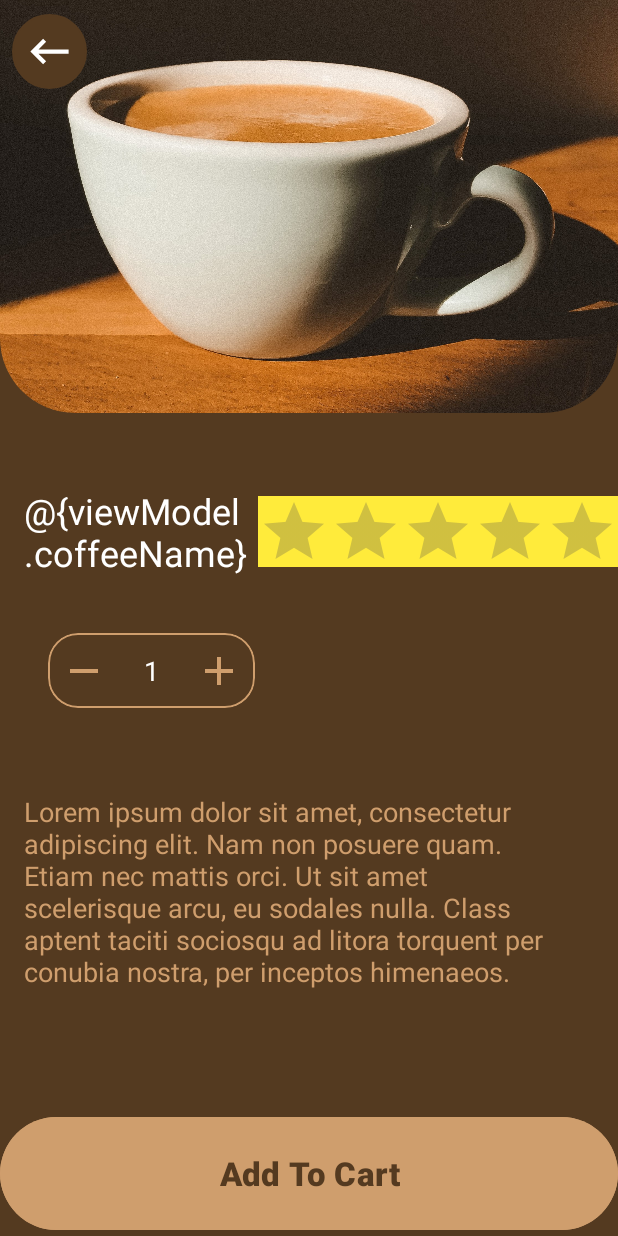
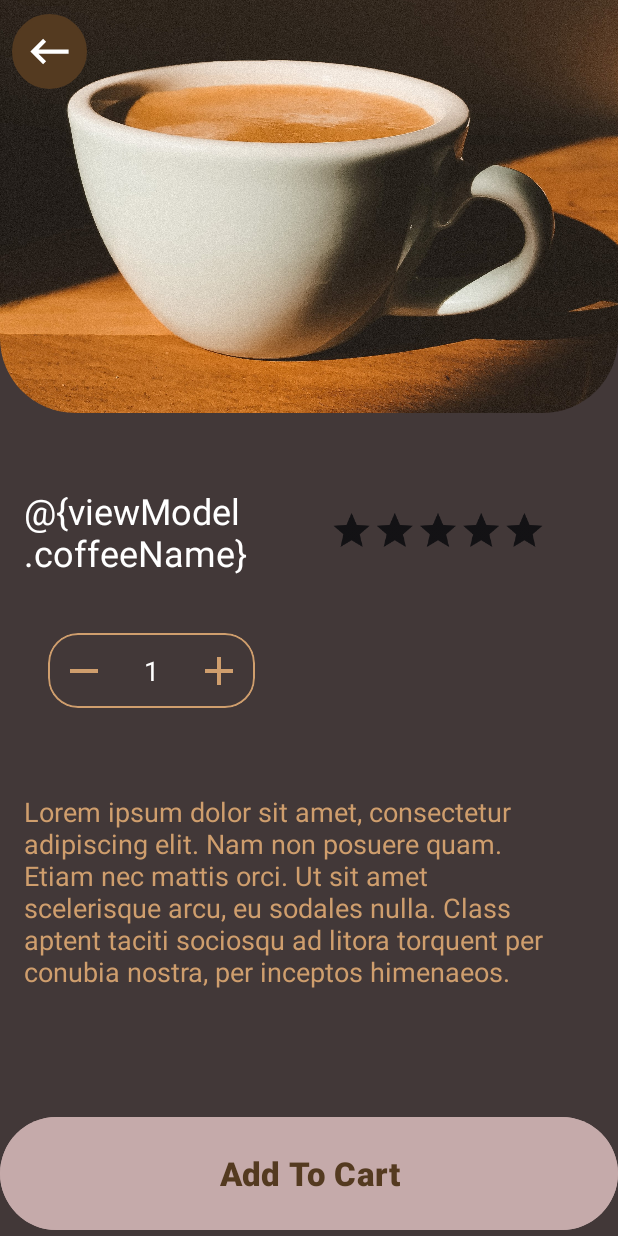
Before and after one commit to ossbk/CaffeeMobile, an Android app: the ProductDetails screen opened directly, with no data from a screen before it, on a phone screen of 412 x 824 dp. Run offline under Robolectric (Android 15) with nearby library versions, the phone set to English and light mode, and no system bars; our stand-ins replace Dagger/Hilt's generated code, Firebase (no records; nobody signed in at launch, a user with empty details on screens opened directly); pictures from the network do not load.

Commit message:
UI changes: Products Details XML File

```diff
--- a/app/build.gradle.kts
+++ b/app/build.gradle.kts
@@ -14,7 +14,7 @@ android {
     defaultConfig {
         applicationId = "com.example.loginform"
         minSdk = 26
-        targetSdk = 34
+        targetSdk = 33
         versionCode = 1
         versionName = "1.0"
 
--- a/app/src/main/java/com/example/loginform/ModelView/CakeListActivity.kt
+++ /dev/null
@@ -1,4 +0,0 @@
-package com.example.loginform.ModelView
-
-class CakeListActivity {
-}
--- a/app/src/main/java/com/example/loginform/ui/authentication/SignInActivity.kt
+++ b/app/src/main/java/com/example/loginform/ui/authentication/SignInActivity.kt
@@ -6,7 +6,6 @@ import android.widget.Toast
 import androidx.activity.viewModels
 import androidx.appcompat.app.AppCompatActivity
 import androidx.lifecycle.lifecycleScope
-import com.example.loginform.ModelView.MainActivity
 import com.example.loginform.data.Resource
 import com.example.loginform.databinding.ActivitySignInBinding
 import com.example.loginform.ui.dialogs.ProgressDialogUtil
--- a/app/src/main/res/layout/activity_product_details.xml
+++ b/app/src/main/res/layout/activity_product_details.xml
@@ -4,7 +4,7 @@
     xmlns:tools="http://schemas.android.com/tools"
     android:layout_width="match_parent"
     android:layout_height="match_parent"
-    android:background="@color/dark_brown"
+    android:background="#E8302625"
     android:clickable="true">
 
     <Button
@@ -12,10 +12,10 @@
         android:layout_width="0dp"
         android:layout_height="75dp"
         android:layout_marginBottom="4dp"
-        android:backgroundTint="@color/light_brown"
+        android:backgroundTint="#C5AAAA"
         android:insetTop="0dp"
         android:insetBottom="0dp"
-         android:text="Add To Cart"
+        android:text="Add To Cart"
         android:textAllCaps="false"
         android:textColor="@color/dark_brown"
         android:textSize="22sp"
@@ -36,21 +36,23 @@
         app:layout_constraintStart_toStartOf="parent"
         app:layout_constraintTop_toTopOf="parent"
         app:shapeAppearanceOverlay="@style/specific_corner_rounded" />
+
     <ImageView
         android:id="@+id/ivBack"
         android:layout_width="50dp"
-        app:layout_constraintTop_toTopOf="parent"
-        app:layout_constraintStart_toStartOf="parent"
         android:layout_height="50dp"
         android:layout_gravity="center"
         android:layout_marginStart="8dp"
+        android:layout_marginTop="9dp"
+        android:background="@drawable/bg_round"
+        android:backgroundTint="@color/dark_brown"
+        android:elevation="10dp"
         android:padding="8dp"
-        android:backgroundTint="@color/dark_brown"
-        android:background="@drawable/bg_round"
-        android:elevation="10dp"
-        android:layout_marginTop="9dp"
         android:src="@drawable/baseline_keyboard_backspace_24"
+        app:layout_constraintStart_toStartOf="parent"
+        app:layout_constraintTop_toTopOf="parent"
         app:tint="@color/white" />
+
     <TextView
         android:id="@+id/textViewName"
         android:layout_width="0dp"
@@ -173,9 +175,16 @@
         android:id="@+id/ratingBar"
         android:layout_width="wrap_content"
         android:layout_height="47dp"
-        android:background="#FFEB3B"
+        android:scaleX="0.6"
+        android:scaleY="0.6"
+        android:background="@android:color/transparent"
+        android:backgroundTint="#E8302625"
+        android:backgroundTintMode="src_atop"
+        android:isIndicator="true"
+        android:progressBackgroundTintMode="src_atop"
         app:layout_constraintBottom_toBottomOf="@+id/textViewName"
         app:layout_constraintEnd_toEndOf="parent"
-        app:layout_constraintTop_toTopOf="@+id/textViewName" />
+        app:layout_constraintTop_toTopOf="@+id/textViewName"
+        app:layout_constraintVertical_bias="0.466" />
 
 </androidx.constraintlayout.widget.ConstraintLayout>
```
Also changed, not shown: app/src/main/java/com/example/loginform/Model/Cake.kt (deleted, +0 -9 lines), app/src/main/java/com/example/loginform/Model/Item.kt (deleted, +0 -7 lines), app/src/main/java/com/example/loginform/ModelView/CoffeeListActivity.kt (deleted, +0 -35 lines), app/src/main/java/com/example/loginform/ModelView/HomePage.kt (deleted, +0 -44 lines), app/src/main/java/com/example/loginform/ModelView/MainActivity.kt (deleted, +0 -20 lines), app/src/main/java/com/example/loginform/ModelView/ProductListAdapter.kt (deleted, +0 -48 lines), 1 other file.
